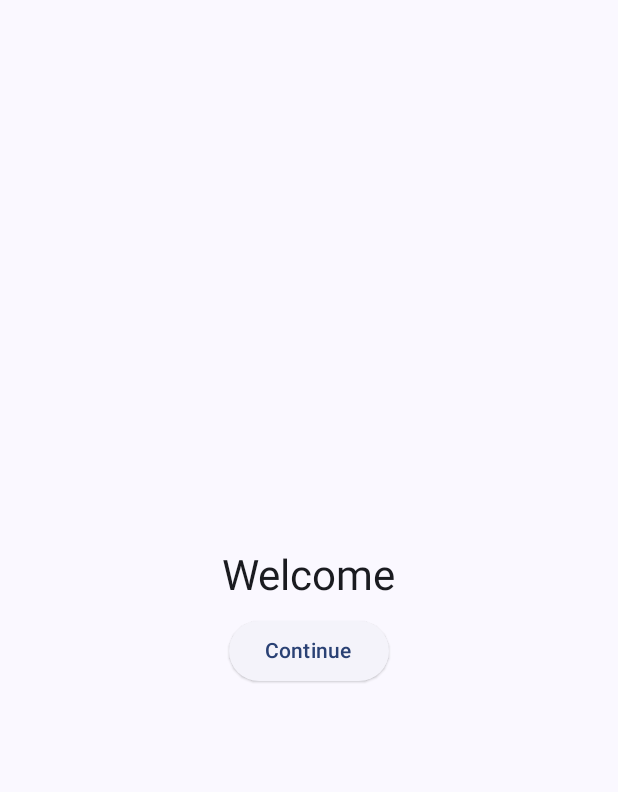
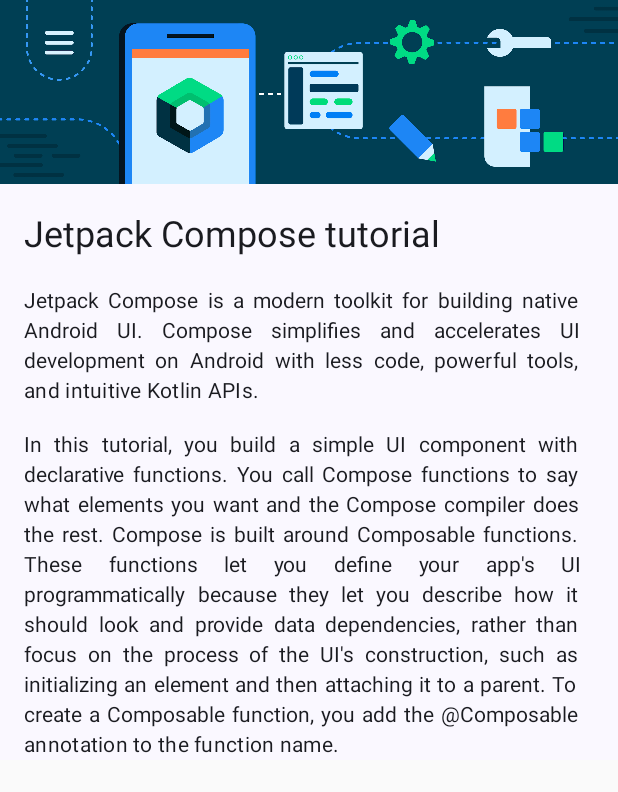
Before and after one commit to TruongAnim/Basic-Compose, an Android app built with Jetpack Compose: the screen it shows after launch (MainActivity before the commit, NewsPage after it), on a phone screen of 412 x 824 dp. Shown: the top 792 px of the screen. Run offline under Robolectric (Android 15) with nearby library versions, the phone set to English and light mode, and no system bars.

Commit message:
Add news page

```diff
--- /dev/null
+++ b/app/src/main/java/com/example/basiccompose/pages/NewsPage.kt
@@ -0,0 +1,70 @@
+package com.example.basiccompose.pages
+
+import android.os.Bundle
+import androidx.activity.ComponentActivity
+import androidx.activity.compose.setContent
+import androidx.compose.foundation.Image
+import androidx.compose.foundation.layout.Column
+import androidx.compose.foundation.layout.Spacer
+import androidx.compose.foundation.layout.height
+import androidx.compose.foundation.layout.padding
+import androidx.compose.material3.MaterialTheme
+import androidx.compose.material3.Surface
+import androidx.compose.material3.Text
+import androidx.compose.runtime.Composable
+import androidx.compose.ui.Modifier
+import androidx.compose.ui.res.painterResource
+import androidx.compose.ui.res.stringResource
+import androidx.compose.ui.text.style.TextAlign
+import androidx.compose.ui.tooling.preview.Preview
+import androidx.compose.ui.unit.dp
+import androidx.compose.ui.unit.sp
+import com.example.basiccompose.R
+import com.example.basiccompose.ui.theme.BasicComposeTheme
+
+class NewsPage : ComponentActivity() {
+    override fun onCreate(savedInstanceState: Bundle?) {
+        super.onCreate(savedInstanceState)
+        setContent {
+            BasicComposeTheme {
+                NewsPageUI()
+            }
+        }
+    }
+}
+
+@Composable
+fun NewsPageUI() {
+    val banner = painterResource(id = R.drawable.bg_compose_background)
+    Surface {
+        Column {
+            Image(painter = banner, contentDescription = null)
+            Text(
+                text = stringResource(id = R.string.news_page_title),
+                modifier = Modifier.padding(all = 16.dp),
+                style = MaterialTheme.typography.headlineMedium.copy(fontSize = 24.sp)
+            )
+            Text(
+                text = stringResource(R.string.news_page_content_1),
+                modifier = Modifier.padding(horizontal =  16.dp),
+                style = MaterialTheme.typography.bodyMedium,
+                textAlign = TextAlign.Justify
+            )
+            Spacer(modifier = Modifier.height(16.dp))
+            Text(
+                text = stringResource(R.string.news_page_content_2),
+                modifier = Modifier.padding(horizontal =  16.dp),
+                style = MaterialTheme.typography.bodyMedium,
+                textAlign = TextAlign.Justify
+            )
+        }
+    }
+}
+
+@Preview(showBackground = true, widthDp = 320, heightDp = 480)
+@Composable
+fun PreviewNewsPageUI() {
+    BasicComposeTheme {
+        NewsPageUI()
+    }
+}
--- a/app/src/main/res/values/strings.xml
+++ b/app/src/main/res/values/strings.xml
@@ -2,4 +2,8 @@
     <string name="app_name">BasicCompose</string>
     <string name="show_less">Show less</string>
     <string name="show_more">Show more</string>
+    <string name="news_page">News page</string>
+    <string name="news_page_title">Jetpack Compose tutorial</string>
+    <string name="news_page_content_1">Jetpack Compose is a modern toolkit for building native Android UI. Compose simplifies and accelerates UI development on Android with less code, powerful tools, and intuitive Kotlin APIs.</string>
+    <string name="news_page_content_2">In this tutorial, you build a simple UI component with declarative functions. You call Compose functions to say what elements you want and the Compose compiler does the rest. Compose is built around Composable functions. These functions let you define your app\'s UI programmatically because they let you describe how it should look and provide data dependencies, rather than focus on the process of the UI\'s construction, such as initializing an element and then attaching it to a parent. To create a Composable function, you add the @Composable annotation to the function name.</string>
 </resources>
```
Also changed, not shown: app/src/main/AndroidManifest.xml (+12 -0 lines), app/src/main/java/com/example/basiccompose/MainActivity.kt (+22 -1 lines), app/src/main/res/drawable-nodpi/bg_compose_background.png (added), 1 other file.
